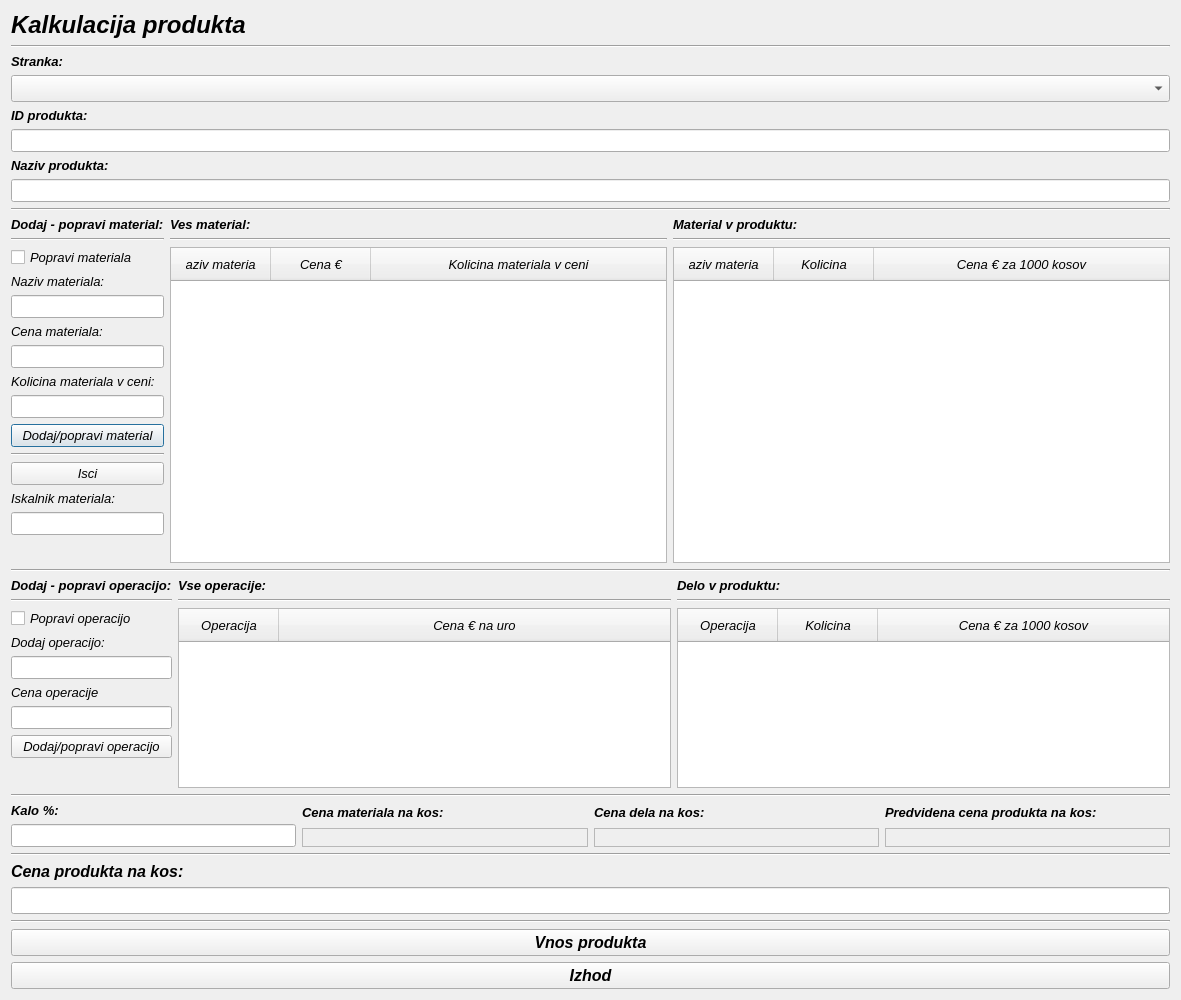
This is kalkulacija.ui in MaxMaxy/racun as Qt 5 draws it before an edit. The edited form follows.
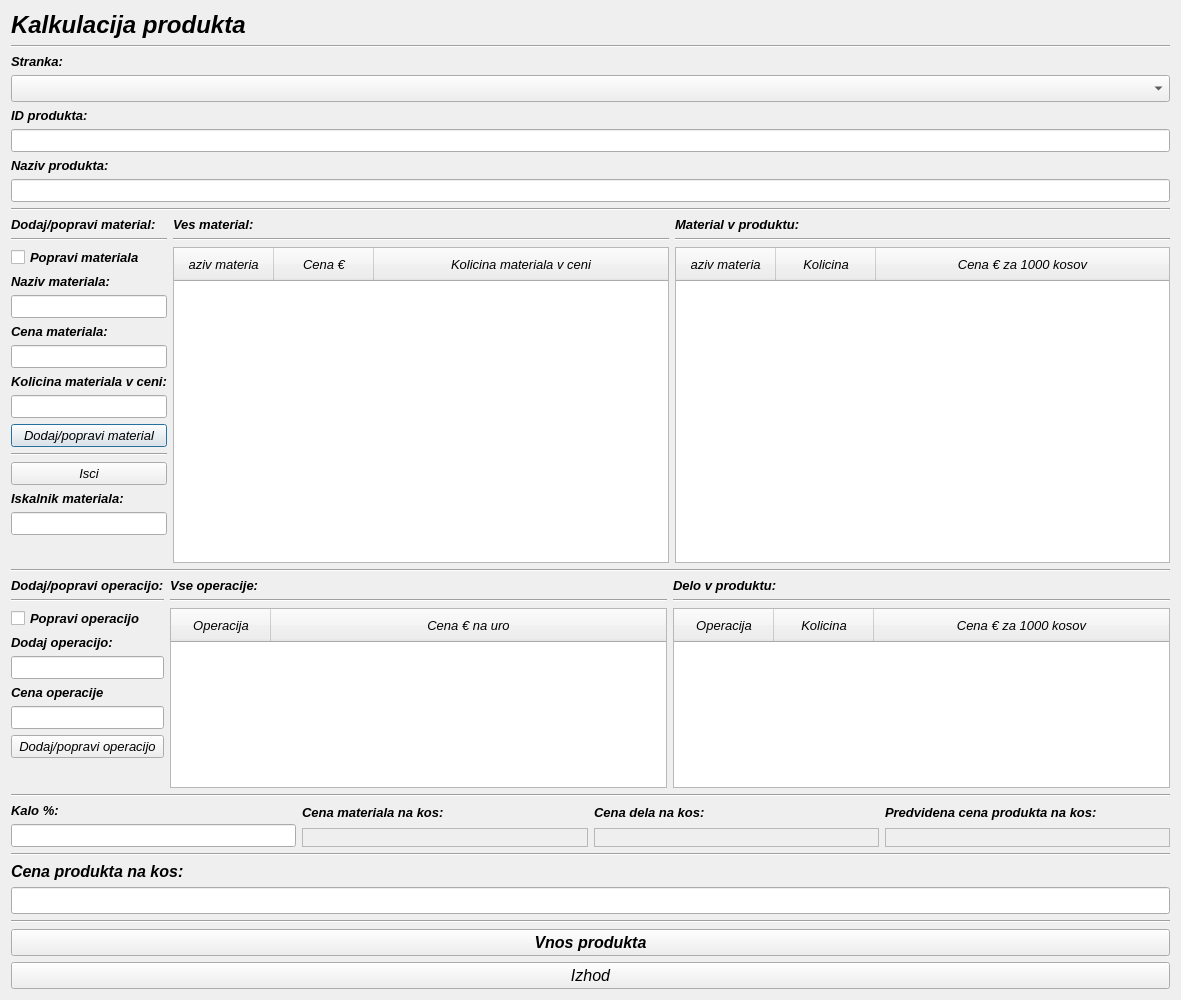
This is the edited form.

The edit to the form file:
```diff
--- a/kalkulacija.ui
+++ b/kalkulacija.ui
@@ -178,7 +178,7 @@
               </font>
              </property>
              <property name="text">
-              <string>Dodaj - popravi material:</string>
+              <string>Dodaj/popravi material:</string>
              </property>
             </widget>
            </item>
@@ -197,6 +197,12 @@
                <verstretch>0</verstretch>
               </sizepolicy>
              </property>
+             <property name="font">
+              <font>
+               <weight>75</weight>
+               <bold>true</bold>
+              </font>
+             </property>
              <property name="text">
               <string>Popravi materiala</string>
              </property>
@@ -212,6 +218,12 @@
                  <verstretch>0</verstretch>
                 </sizepolicy>
                </property>
+               <property name="font">
+                <font>
+                 <weight>75</weight>
+                 <bold>true</bold>
+                </font>
+               </property>
                <property name="frameShadow">
                 <enum>QFrame::Raised</enum>
                </property>
@@ -245,6 +257,12 @@
                  <verstretch>0</verstretch>
                 </sizepolicy>
                </property>
+               <property name="font">
+                <font>
+                 <weight>75</weight>
+                 <bold>true</bold>
+                </font>
+               </property>
                <property name="frameShadow">
                 <enum>QFrame::Raised</enum>
                </property>
@@ -278,6 +296,12 @@
                  <verstretch>0</verstretch>
                 </sizepolicy>
                </property>
+               <property name="font">
+                <font>
+                 <weight>75</weight>
+                 <bold>true</bold>
+                </font>
+               </property>
                <property name="frameShadow">
                 <enum>QFrame::Raised</enum>
                </property>
@@ -344,8 +368,8 @@
              </property>
              <property name="font">
               <font>
-               <weight>50</weight>
-               <bold>false</bold>
+               <weight>75</weight>
+               <bold>true</bold>
               </font>
              </property>
              <property name="text">
@@ -588,7 +612,7 @@
               </font>
              </property>
              <property name="text">
-              <string>Dodaj - popravi operacijo:</string>
+              <string>Dodaj/popravi operacijo:</string>
              </property>
             </widget>
            </item>
@@ -607,6 +631,12 @@
                <verstretch>0</verstretch>
               </sizepolicy>
              </property>
+             <property name="font">
+              <font>
+               <weight>75</weight>
+               <bold>true</bold>
+              </font>
+             </property>
              <property name="text">
               <string>Popravi operacijo</string>
              </property>
@@ -622,6 +652,12 @@
                  <verstretch>0</verstretch>
                 </sizepolicy>
                </property>
+               <property name="font">
+                <font>
+                 <weight>75</weight>
+                 <bold>true</bold>
+                </font>
+               </property>
                <property name="frameShadow">
                 <enum>QFrame::Raised</enum>
                </property>
@@ -655,6 +691,12 @@
                  <verstretch>0</verstretch>
                 </sizepolicy>
                </property>
+               <property name="font">
+                <font>
+                 <weight>75</weight>
+                 <bold>true</bold>
+                </font>
+               </property>
                <property name="frameShadow">
                 <enum>QFrame::Raised</enum>
                </property>
@@ -1183,8 +1225,8 @@
            <property name="font">
             <font>
              <pointsize>12</pointsize>
-             <weight>75</weight>
-             <bold>true</bold>
+             <weight>50</weight>
+             <bold>false</bold>
             </font>
            </property>
            <property name="text">
```
Left out of the diff: 16 changed lines with no effect on the pictures.
